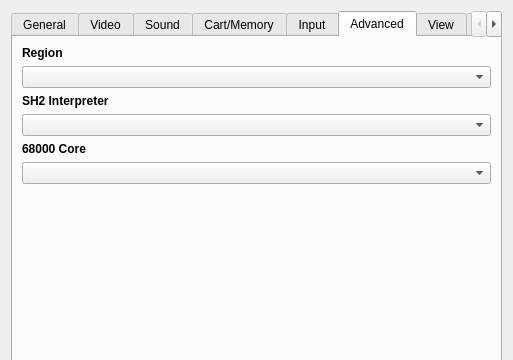
This is yabause/src/qt/ui/UISettings.ui in Yabause/yabause as Qt 5 draws it before an edit; both pictures show x 0 to 513 and y 0 to 360 of the 513 by 563 pixel window. The edited form follows.
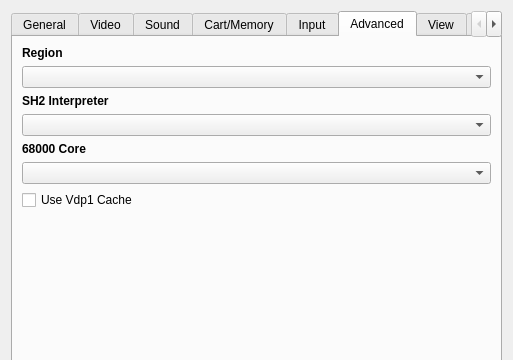
This is the edited form. The open tabs and pages were chosen to show the change. Custom widgets are drawn as their Qt base class.

Commit message: Introduce vdp1 cache support. It is disabled by default. use -vc option on linux or see advanced tab in qt settings. It is saving 2-3% of CPU in games using a lot vdp1 like Daytona USA

What changed in the file:
```diff
--- a/yabause/src/qt/ui/UISettings.ui
+++ b/yabause/src/qt/ui/UISettings.ui
@@ -675,6 +675,13 @@
        <item>
         <widget class="QComboBox" name="cb68kCore"/>
        </item>
+       <item>
+        <widget class="QCheckBox" name="cbVdp1Cache">
+         <property name="text">
+          <string>Use Vdp1 Cache</string>
+         </property>
+        </widget>
+       </item>
        <item>
         <spacer>
          <property name="orientation">
```
The commit also changes 7 other files.
